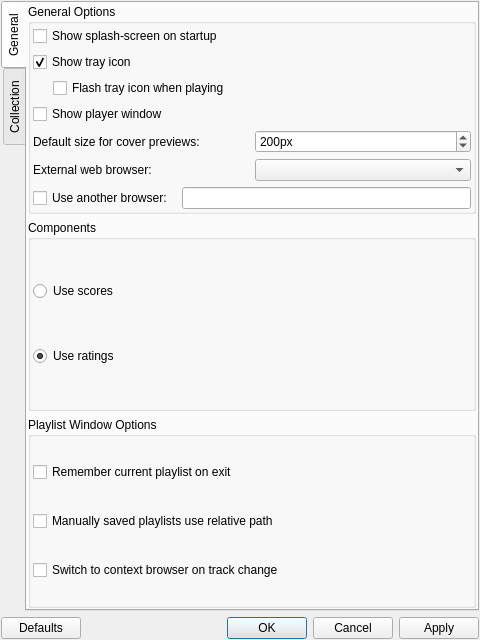
Qt form gereqi/configuration.ui (handsomegui/Gereqi) before a commit.
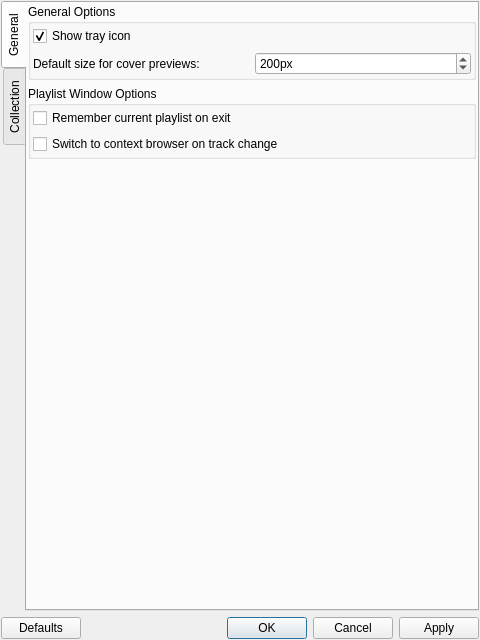
The same form after that commit.

Commit message: Added feature where user can choose to auto-show the context browser on a track change.

What changed in the file:
```diff
--- a/gereqi/configuration.ui
+++ b/gereqi/configuration.ui
@@ -75,13 +75,6 @@
           <property name="margin">
            <number>2</number>
           </property>
-          <item>
-           <widget class="QCheckBox" name="splash_screen">
-            <property name="text">
-             <string>Show splash-screen on startup</string>
-            </property>
-           </widget>
-          </item>
           <item>
            <widget class="QCheckBox" name="tray_icon">
             <property name="text">
@@ -92,40 +85,6 @@
             </property>
            </widget>
           </item>
-          <item>
-           <layout class="QHBoxLayout" name="horizontalLayout_2">
-            <item>
-             <spacer name="horizontalSpacer_2">
-              <property name="orientation">
-               <enum>Qt::Horizontal</enum>
-              </property>
-              <property name="sizeType">
-               <enum>QSizePolicy::Maximum</enum>
-              </property>
-              <property name="sizeHint" stdset="0">
-               <size>
-                <width>20</width>
-                <height>20</height>
-               </size>
-              </property>
-             </spacer>
-            </item>
-            <item>
-             <widget class="QCheckBox" name="tray_icon_flash">
-              <property name="text">
-               <string>Flash tray icon when playing</string>
-              </property>
-             </widget>
-            </item>
-           </layout>
-          </item>
-          <item>
-           <widget class="QCheckBox" name="player_window">
-            <property name="text">
-             <string>Show player window</string>
-            </property>
-           </widget>
-          </item>
           <item>
            <layout class="QHBoxLayout" name="horizontalLayout_4">
             <item>
@@ -156,77 +115,6 @@
             </item>
            </layout>
           </item>
-          <item>
-           <layout class="QHBoxLayout" name="horizontalLayout_3">
-            <item>
-             <widget class="QLabel" name="label_2">
-              <property name="text">
-               <string>External web browser: </string>
-              </property>
-             </widget>
-            </item>
-            <item>
-             <widget class="QComboBox" name="web_browser">
-              <property name="minimumSize">
-               <size>
-                <width>150</width>
-                <height>0</height>
-               </size>
-              </property>
-             </widget>
-            </item>
-           </layout>
-          </item>
-          <item>
-           <layout class="QHBoxLayout" name="horizontalLayout_5">
-            <item>
-             <widget class="QCheckBox" name="other_browser">
-              <property name="text">
-               <string>Use another browser: </string>
-              </property>
-             </widget>
-            </item>
-            <item>
-             <widget class="QLineEdit" name="other_browser_edit">
-              <property name="minimumSize">
-               <size>
-                <width>150</width>
-                <height>0</height>
-               </size>
-              </property>
-             </widget>
-            </item>
-           </layout>
-          </item>
-         </layout>
-        </widget>
-       </item>
-       <item>
-        <widget class="QGroupBox" name="groupBox_2">
-         <property name="title">
-          <string>Components</string>
-         </property>
-         <layout class="QVBoxLayout" name="verticalLayout_7">
-          <property name="margin">
-           <number>2</number>
-          </property>
-          <item>
-           <widget class="QRadioButton" name="scores">
-            <property name="text">
-             <string>Use scores</string>
-            </property>
-           </widget>
-          </item>
-          <item>
-           <widget class="QRadioButton" name="ratings">
-            <property name="text">
-             <string>Use ratings</string>
-            </property>
-            <property name="checked">
-             <bool>true</bool>
-            </property>
-           </widget>
-          </item>
          </layout>
         </widget>
        </item>
@@ -246,13 +134,6 @@
             </property>
            </widget>
           </item>
-          <item>
-           <widget class="QCheckBox" name="playlist_relative">
-            <property name="text">
-             <string>Manually saved playlists use relative path</string>
-            </property>
-           </widget>
-          </item>
           <item>
            <widget class="QCheckBox" name="context_browser_change">
             <property name="text">
@@ -263,6 +144,19 @@
          </layout>
         </widget>
        </item>
+       <item>
+        <spacer name="verticalSpacer">
+         <property name="orientation">
+          <enum>Qt::Vertical</enum>
+         </property>
+         <property name="sizeHint" stdset="0">
+          <size>
+           <width>20</width>
+           <height>40</height>
+          </size>
+         </property>
+        </spacer>
+       </item>
       </layout>
      </widget>
      <widget class="QWidget" name="tab_6">
```
Left out of the diff: 19 changed lines with no effect on the pictures. The commit also changes 5 other files.
